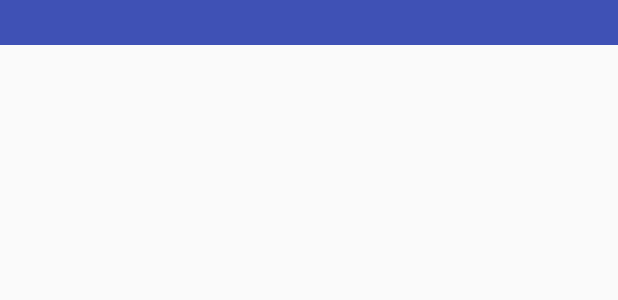
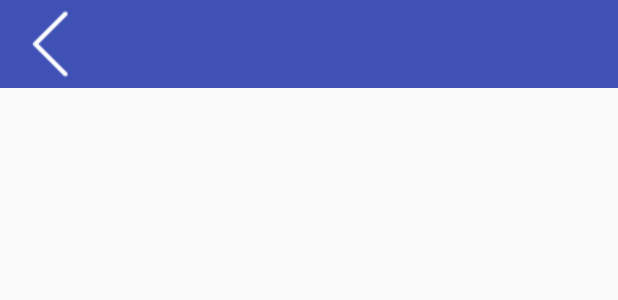
Before and after one commit to uchiyamakoki/Biyesheji, an Android app: the layout view_question_bar.xml on its own in the app's theme, with its tools: preview values and no code run, on a phone screen of 412 x 824 dp. Shown: the top 300 px of the screen. Run offline under Robolectric (Android 15) with nearby library versions, the phone set to English and light mode, and no system bars.

Commit message:
继续摸鱼。

```diff
--- a/app/src/main/res/drawable/selector_bar_item_back.xml
+++ b/app/src/main/res/drawable/selector_bar_item_back.xml
@@ -1,4 +1,6 @@
 <?xml version="1.0" encoding="utf-8"?>
-<selector xmlns:android="http://schemas.android.com/apk/res/android">
-
+<selector
+xmlns:android="http://schemas.android.com/apk/res/android">
+<item android:state_pressed="true" android:drawable="@drawable/bar_back_pressed" />
+<item android:drawable="@drawable/bar_back" />
 </selector>
--- a/app/src/main/res/layout/view_question_bar.xml
+++ b/app/src/main/res/layout/view_question_bar.xml
@@ -12,7 +12,10 @@
         android:layout_weight="3"
         android:orientation="horizontal">
         <TextView
+            android:id="@+id/tv_back"
            style="@style/BarItem"
+            android:background="@drawable/selector_bar_item_back"
+            android:layout_marginLeft="10dp"
             />
 
     </LinearLayout>
```
Also changed, not shown: app/src/main/res/drawable/bar_back.png (added), app/src/main/res/drawable/bar_back_pressed.png (added).
